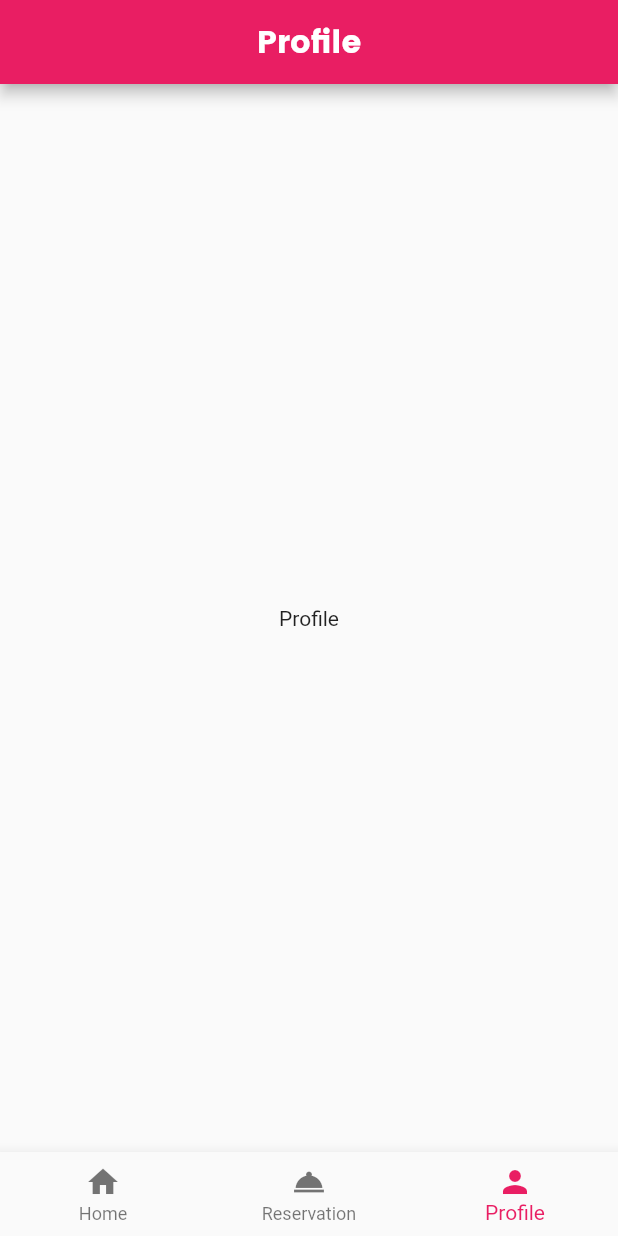
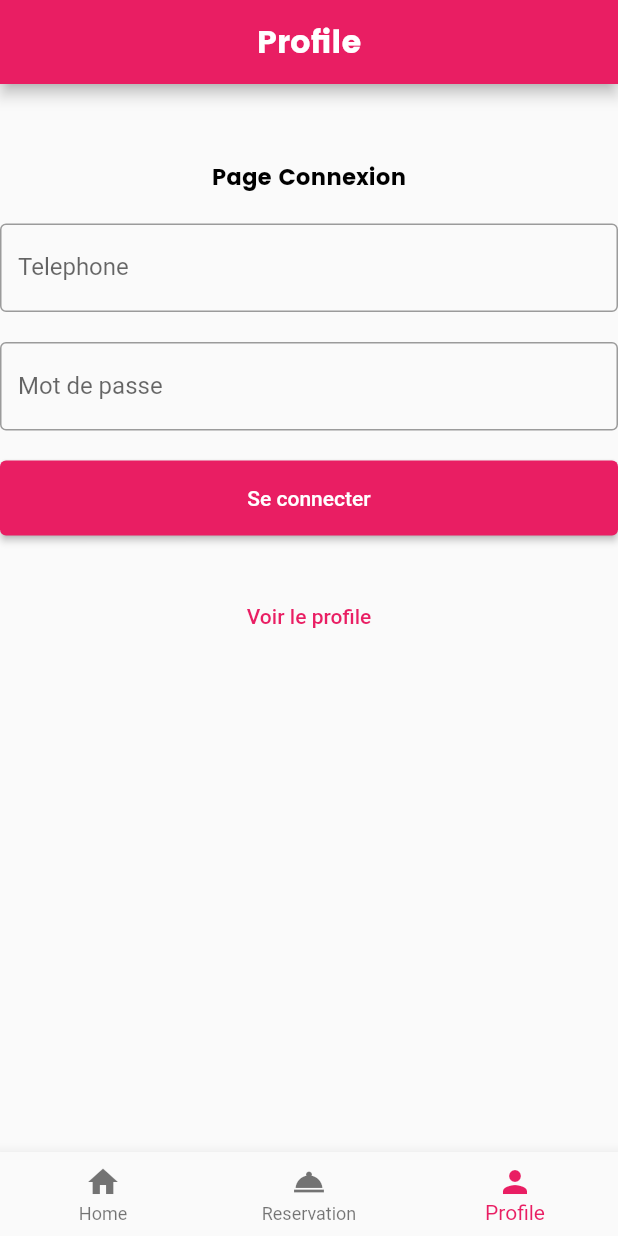
Before and after one commit to Caly-tech/hotelDevMobile, a Flutter app: the WelcomeUser screen opened directly, item 3 of the bottom bar chosen, on a phone screen of 412 x 824 dp. Run offline on Flutter 3.47's test engine with Material 2 defaults, Android fonts, the phone set to English and light mode, and no system bars; our stand-ins replace google_nav_bar; network calls fail.

Commit message:
ajout profile

```diff
--- a/lib/user/profile.dart
+++ b/lib/user/profile.dart
@@ -1,4 +1,7 @@
 import 'package:flutter/material.dart';
+
+import '../start/titleText.dart';
+import '../ui/custom_form.dart';
 
 class Profile extends StatefulWidget {
   const Profile({Key? key}) : super(key: key);
@@ -8,10 +11,57 @@ class Profile extends StatefulWidget {
 }
 
 class _ProfileState extends State<Profile> {
+  final _formKey =GlobalKey<FormState>();
+  TextEditingController telephoneController =TextEditingController();
+  TextEditingController passwordController=TextEditingController();
   @override
   Widget build(BuildContext context) {
-    return Center(
-      child: Text("Profile"),
+    return Container(
+      margin: EdgeInsets.only(top: 50),
+      child: Column(
+        children: [
+          Column(
+            children: [
+              TitleText(text:"Page Connexion", color:Colors.black, size: 15,),
+              const SizedBox(height: 20),
+              Form(
+                  key: _formKey,
+                  child:Column(
+                    children: [
+                      CustomForm(
+                        comment:"Saisir le numero de telephone",
+                        controller:telephoneController,
+                        nameField:"Telephone",
+                      ),
+                      const SizedBox(height: 20),
+                      CustomForm(
+                        comment:"Saisir le mot de passe",
+                        controller:passwordController,
+                        nameField:"Mot de passe",
+                      ),
+                      const SizedBox(height: 20),
+                      SizedBox(
+                        width: double.infinity,
+                        height: 50,
+                        child: ElevatedButton(
+                          onPressed: (){
+                            if(_formKey.currentState!.validate()){
+                            }
+                          },
+                          child:const Text("Se connecter"),
+                        ),
+                      ),
+                      const SizedBox(height: 30),
+                      TextButton(onPressed: (){}, child:const Text("Voir le profile"))
+                    ],
+                  )
+
+              ),
+            ],
+          ),
+
+        ],
+      ),
     );
   }
 }
```
